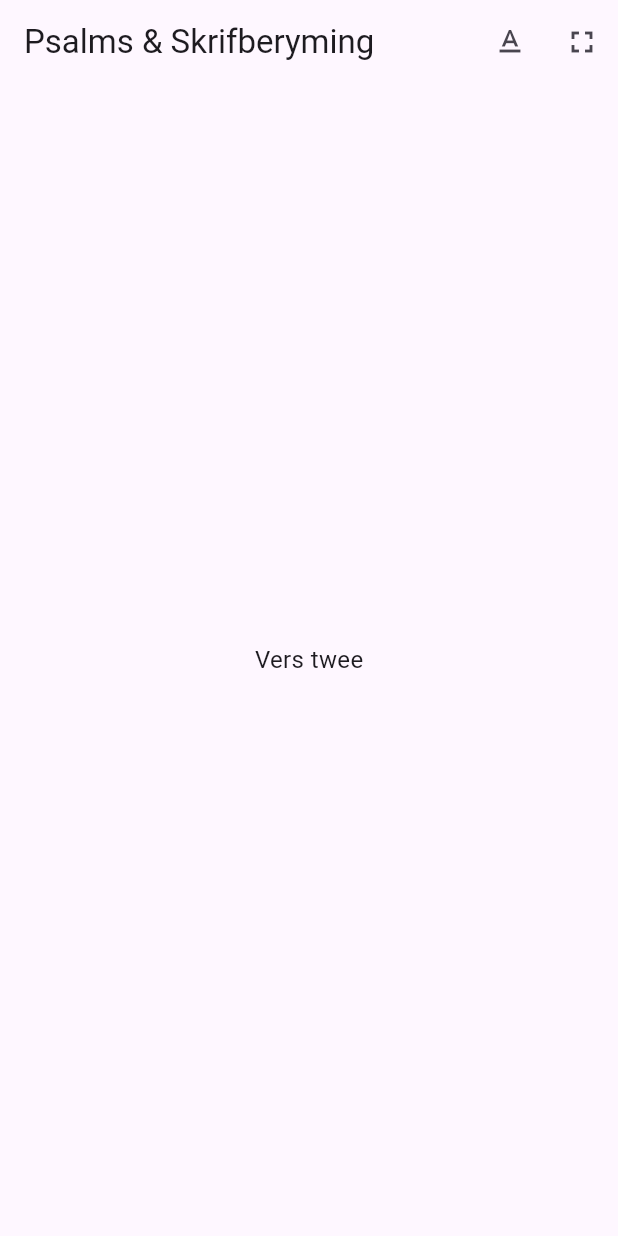
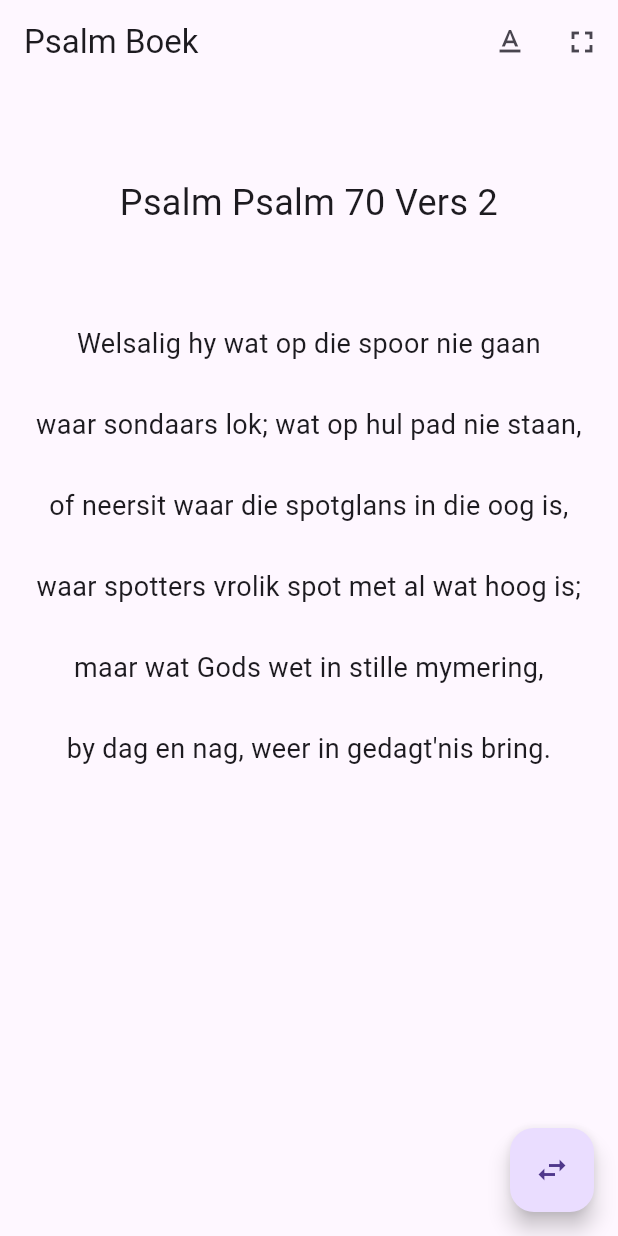
Before and after one commit to louisschprs/psalms-skrifberymings-app, a Flutter app: the screen it shows after launch, swiped to page 2, on a phone screen of 412 x 824 dp. Run offline on Flutter 3.47's test engine with Material 2 defaults, Android fonts, the phone set to English and light mode, and no system bars.

Commit message:
Updated Dart Analysis Suggestions and created Mock Factories for Psalm en Verse

```diff
--- a/lib/main.dart
+++ b/lib/main.dart
@@ -1,13 +1,15 @@
 import 'package:flutter/material.dart';
 import 'package:psalms_skrifberymings/views/screens/home.dart';
+import 'package:psalms_skrifberymings/models/psalm.dart';
 
 void main() {
   runApp(const PsalmApp());
 }
 
 class PsalmApp extends StatelessWidget {
-  const PsalmApp({super.key});
-
+  const PsalmApp({
+    super.key,
+  });
   // This widget is the root of your application.
   @override
   Widget build(BuildContext context) {
@@ -17,7 +19,9 @@ class PsalmApp extends StatelessWidget {
         primarySwatch: Colors.blue,
         useMaterial3: true,
       ),
-      home: const HomeView(),
+      home: HomeView(
+        sang: Psalm.mock(),
+      ),
     );
   }
 }
--- a/lib/models/Psalm.dart
+++ /dev/null
@@ -1,9 +0,0 @@
-import 'package:psalms_skrifberymings/src/enums/Beryming.dart';
-import 'package:psalms_skrifberymings/src/enums/SangTipe.dart';
-import 'package:psalms_skrifberymings/models/Sang.dart';
-import 'package:psalms_skrifberymings/models/Vers.dart';
-
-class Psalm extends Sang {
-  Psalm(String naam, Beryming beryming, List<Vers> verse)
-      : super(SangTipe.PSALM, naam, beryming, verse);
-}
--- a/lib/models/SkrifBeryming.dart
+++ /dev/null
@@ -1,9 +0,0 @@
-import 'package:psalms_skrifberymings/src/enums/Beryming.dart';
-import 'package:psalms_skrifberymings/src/enums/SangTipe.dart';
-import 'package:psalms_skrifberymings/models/Sang.dart';
-import 'package:psalms_skrifberymings/models/Vers.dart';
-
-class SkrifBeryming extends Sang {
-  SkrifBeryming(String naam, Beryming beryming, List<Vers> verse)
-      : super(SangTipe.SKRIF_BERYMING, naam, beryming, verse);
-}
--- a/lib/models/Vers.dart
+++ /dev/null
@@ -1,12 +0,0 @@
-class Vers {
-  int _nommer = 0;
-  String _text = "Geen Vers";
-
-  Vers(int nommer, String text) {
-    this._nommer = nommer;
-    this._text = text;
-  }
-
-  int get nommer => _nommer;
-  String get text => _text;
-}
--- /dev/null
+++ b/lib/models/psalm.dart
@@ -0,0 +1,22 @@
+import 'dart:math';
+
+import 'package:psalms_skrifberymings/src/enums/beryming.dart';
+import 'package:psalms_skrifberymings/src/enums/sang_tipe.dart';
+import 'package:psalms_skrifberymings/models/sang.dart';
+import 'package:psalms_skrifberymings/models/vers.dart';
+
+class Psalm extends Sang {
+  Psalm(String naam, Beryming beryming, List<Vers> verse)
+      : super(SangTipe.psalm, naam, beryming, verse);
+
+  factory Psalm.mock({int nommer = 0}) {
+    nommer = (nommer == 0) ? Random().nextInt(150) : nommer;
+
+    return Psalm("Psalm $nommer", Beryming.totius, [
+      Vers.mock(nommer: 1),
+      Vers.mock(nommer: 2),
+      Vers.mock(nommer: 3),
+      Vers.mock(nommer: 4),
+    ]);
+  }
+}
--- a/lib/models/Sang.dart
+++ b/lib/models/sang.dart
@@ -1,18 +1,18 @@
-import 'package:psalms_skrifberymings/src/enums/Beryming.dart';
-import 'package:psalms_skrifberymings/src/enums/SangTipe.dart';
-import 'package:psalms_skrifberymings/models/Vers.dart';
+import 'package:psalms_skrifberymings/src/enums/beryming.dart';
+import 'package:psalms_skrifberymings/src/enums/sang_tipe.dart';
+import 'package:psalms_skrifberymings/models/vers.dart';
 
 class Sang {
-  SangTipe _tipe = SangTipe.GEEN;
+  SangTipe _tipe = SangTipe.geen;
   String _naam = "Geen Naam";
-  Beryming _beryming = Beryming.GEEN;
+  Beryming _beryming = Beryming.geen;
   List<Vers> _verse = [];
 
   Sang(SangTipe tipe, String naam, Beryming beryming, List<Vers> verse) {
-    this._tipe = tipe;
-    this._naam = naam;
-    this._beryming = beryming;
-    this._verse = verse;
+    _tipe = tipe;
+    _naam = naam;
+    _beryming = beryming;
+    _verse = verse;
   }
 
   String get naam => _naam;
--- /dev/null
+++ b/lib/models/skrif_beryming.dart
@@ -0,0 +1,9 @@
+import 'package:psalms_skrifberymings/src/enums/beryming.dart';
+import 'package:psalms_skrifberymings/src/enums/sang_tipe.dart';
+import 'package:psalms_skrifberymings/models/sang.dart';
+import 'package:psalms_skrifberymings/models/vers.dart';
+
+class SkrifBeryming extends Sang {
+  SkrifBeryming(String naam, Beryming beryming, List<Vers> verse)
+      : super(SangTipe.skrifBeryming, naam, beryming, verse);
+}
--- /dev/null
+++ b/lib/models/vers.dart
@@ -0,0 +1,17 @@
+class Vers {
+  int _nommer = 0;
+  String _text = "Geen Vers";
+
+  Vers(int nommer, String text) {
+    _nommer = nommer;
+    _text = text;
+  }
+
+  int get nommer => _nommer;
+  String get text => _text;
+
+  factory Vers.mock({int nommer = 1}) {
+    return Vers(nommer,
+        "Welsalig hy wat op die spoor nie gaan \nwaar sondaars lok; wat op hul pad nie staan, \nof neersit waar die spotglans in die oog is, \nwaar spotters vrolik spot met al wat hoog is; \nmaar wat Gods wet in stille mymering, \nby dag en nag, weer in gedagt'nis bring.");
+  }
+}
--- a/lib/src/enums/Beryming.dart
+++ /dev/null
@@ -1 +0,0 @@
-enum Beryming { GEEN, TOTIUS, CLOETE }
--- a/lib/src/enums/SangTipe.dart
+++ /dev/null
@@ -1 +0,0 @@
-enum SangTipe { GEEN, PSALM, SKRIF_BERYMING }
--- /dev/null
+++ b/lib/src/enums/beryming.dart
@@ -0,0 +1 @@
+enum Beryming { geen, totius, cloete }
--- /dev/null
+++ b/lib/src/enums/sang_tipe.dart
@@ -0,0 +1 @@
+enum SangTipe { geen, psalm, skrifBeryming }
--- a/lib/views/screens/home.dart
+++ b/lib/views/screens/home.dart
@@ -1,10 +1,10 @@
-import 'package:flutter/cupertino.dart';
-import 'package:flutter/src/widgets/container.dart';
-import 'package:flutter/src/widgets/framework.dart';
-import 'package:psalms_skrifberymings/views/widgets/ScreenScaffold.dart';
+import 'package:flutter/material.dart';
+import 'package:psalms_skrifberymings/models/sang.dart';
+import 'package:psalms_skrifberymings/views/widgets/psalm_widgets.dart';
 
 class HomeView extends StatefulWidget {
-  const HomeView({super.key});
+  final Sang sang;
+  const HomeView({super.key, required this.sang});
 
   @override
   State<HomeView> createState() => _HomeViewState();
@@ -13,6 +13,16 @@ class HomeView extends StatefulWidget {
 class _HomeViewState extends State<HomeView> {
   @override
   Widget build(BuildContext context) {
-    return ScreenScaffold();
+    return Scaffold(
+      appBar: PsalmWidgets.appBar(),
+      body: Container(
+        child: PsalmWidgets.versContainer(context: context, sang: widget.sang),
+      ),
+      floatingActionButton: FloatingActionButton(
+        child: const Icon(Icons.swap_horiz),
+        onPressed: () {},
+      ),
+      floatingActionButtonLocation: FloatingActionButtonLocation.endFloat,
+    );
   }
 }
--- /dev/null
+++ b/lib/views/screens/select_sang.dart
@@ -0,0 +1,19 @@
+import 'package:flutter/material.dart';
+// ignore: unused_import
+import 'package:psalms_skrifberymings/views/widgets/psalm_widgets.dart';
+
+class SelectSangView extends StatefulWidget {
+  const SelectSangView({super.key});
+
+  @override
+  State<SelectSangView> createState() => _SelectSangViewState();
+}
+
+class _SelectSangViewState extends State<SelectSangView> {
+  @override
+  Widget build(BuildContext context) {
+    return Scaffold(
+      appBar: PsalmWidgets.appBar(title: "Kies Lied"),
+    );
+  }
+}
--- a/lib/views/widgets/ScreenScaffold.dart
+++ /dev/null
@@ -1,34 +0,0 @@
-import 'package:flutter/material.dart';
-import 'package:flutter/src/widgets/container.dart';
-import 'package:flutter/src/widgets/framework.dart';
-import 'package:psalms_skrifberymings/models/Psalm.dart';
-import 'package:psalms_skrifberymings/models/Vers.dart';
-import 'package:psalms_skrifberymings/src/enums/Beryming.dart';
-import 'package:psalms_skrifberymings/views/widgets/PsalmWidgets.dart';
-
-class ScreenScaffold extends StatefulWidget {
-  const ScreenScaffold({super.key});
-
-  @override
-  State<ScreenScaffold> createState() => _ScreenScaffoldState();
-}
-
-class _ScreenScaffoldState extends State<ScreenScaffold> {
-  Psalm psalm = Psalm("Psalm 1", Beryming.TOTIUS, [
-    Vers(1,
-        " Welsalig hy wat op die spoor nie gaan waar sondaars lok; wat op hul pad nie staan, of neersit waar die spotglans in die oog is, waar spotters vrolik spot met al wat hoog is; maar wat Gods wet in stille mymering, by dag en nag, weer in gedagt'nis bring."),
-    Vers(1, 'Vers twee'),
-    Vers(1, 'Vers drie'),
-  ]);
-
-  @override
-  Widget build(BuildContext context) {
-    return Scaffold(
-      appBar: PsalmWidgets.appBar(),
-      body: Container(
-        child:
-            PsalmWidgets.versContainer(context: context, versLys: psalm.verse),
-      ),
-    );
-  }
-}
--- a/lib/views/widgets/VersSlider.dart
+++ /dev/null
@@ -1,50 +0,0 @@
-import 'package:flutter/cupertino.dart';
-import 'package:flutter/material.dart';
-import 'package:flutter/src/widgets/container.dart';
-import 'package:flutter/src/widgets/framework.dart';
-import 'package:psalms_skrifberymings/models/Vers.dart';
-
-class VersSlider extends StatefulWidget {
-  final List<Vers> versLys;
-  const VersSlider({
-    super.key,
-    required this.versLys,
-  });
-
-  @override
-  State<VersSlider> createState() => _VersSliderState();
-}
-
-class _VersSliderState extends State<VersSlider> {
-  late PageController _pageController;
-  int _currentVers = 0;
-
-  @override
-  void initState() {
-    super.initState();
-    _pageController = PageController();
-  }
-
-  @override
-  void dispose() {
-    _pageController.dispose();
-    super.dispose();
-  }
-
-  @override
-  Widget build(BuildContext context) {
-    return PageView.builder(
-      itemBuilder: (context, position) {
-        return Center(
-          child: Text(
-            widget.versLys[position].text,
-            style: const TextStyle(
-              fontSize: 16,
-            ),
-          ),
-        );
-      },
-      itemCount: widget.versLys.length,
-    );
-  }
-}
--- a/lib/views/widgets/PsalmWidgets.dart
+++ b/lib/views/widgets/psalm_widgets.dart
@@ -1,11 +1,11 @@
 import 'package:flutter/material.dart';
-import 'package:psalms_skrifberymings/models/Vers.dart';
-import 'package:psalms_skrifberymings/views/widgets/VersSlider.dart';
+import 'package:psalms_skrifberymings/models/sang.dart';
+import 'package:psalms_skrifberymings/views/widgets/vers_slider.dart';
 
 class PsalmWidgets {
-  static AppBar appBar() {
+  static AppBar appBar({String title = "Psalm Boek"}) {
     return AppBar(
-      title: const Text('Psalms & Skrifberyming'),
+      title: Text(title),
       actions: <Widget>[
         IconButton(
           icon: const Icon(Icons.text_format),
@@ -25,16 +25,16 @@ class PsalmWidgets {
     );
   }
 
-  static Container versContainer(
-      {required BuildContext context, required List<Vers> versLys}) {
-    return Container(
+  static SizedBox versContainer(
+      {required BuildContext context, required Sang sang}) {
+    return SizedBox(
       width: MediaQuery.of(context).size.width,
       height: MediaQuery.of(context).size.height,
       child: Center(
         child: Padding(
-            padding: EdgeInsets.all(12),
+            padding: const EdgeInsets.all(12),
             child: VersSlider(
-              versLys: versLys,
+              sang: sang,
             )),
       ),
     );
--- /dev/null
+++ b/lib/views/widgets/vers_slider.dart
@@ -0,0 +1,73 @@
+import 'package:flutter/cupertino.dart';
+import 'package:flutter/material.dart';
+import 'package:psalms_skrifberymings/models/sang.dart';
+import 'package:psalms_skrifberymings/src/enums/sang_tipe.dart';
+
+class VersSlider extends StatefulWidget {
+  final Sang sang;
+  const VersSlider({
+    super.key,
+    required this.sang,
+  });
+
+  @override
+  State<VersSlider> createState() => _VersSliderState();
+}
+
+class _VersSliderState extends State<VersSlider> {
+  late PageController _pageController;
+  late String sangText;
+
+  @override
+  void initState() {
+    super.initState();
+    _pageController = PageController();
+    sangText = (SangTipe.psalm == widget.sang.tipe) ? "Psalm" : "Skrifberyming";
+  }
+
+  @override
+  void dispose() {
+    _pageController.dispose();
+    super.dispose();
+  }
+
+  @override
+  Widget build(BuildContext context) {
+    return PageView.builder(
+      itemBuilder: (context, position) {
+        return SizedBox(
+          width: MediaQuery.of(context).size.width,
+          height: MediaQuery.of(context).size.height,
+          child: Column(
+            children: [
+              const SizedBox(
+                height: 50,
+              ),
+              Text(
+                "$sangText ${widget.sang.naam} Vers ${widget.sang.verse[position].nommer}",
+                textAlign: TextAlign.center,
+                style: const TextStyle(
+                  fontSize: 24,
+                ),
+              ),
+              const SizedBox(
+                height: 50,
+              ),
+              Center(
+                child: Text(
+                  widget.sang.verse[position].text,
+                  textAlign: TextAlign.center,
+                  style: const TextStyle(
+                    height: 3,
+                    fontSize: 18,
+                  ),
+                ),
+              ),
+            ],
+          ),
+        );
+      },
+      itemCount: widget.sang.verse.length,
+    );
+  }
+}
```
Also changed, not shown: lib/src/facade/model.dart (renamed from lib/src/facade/Model.dart), 1 other file.
